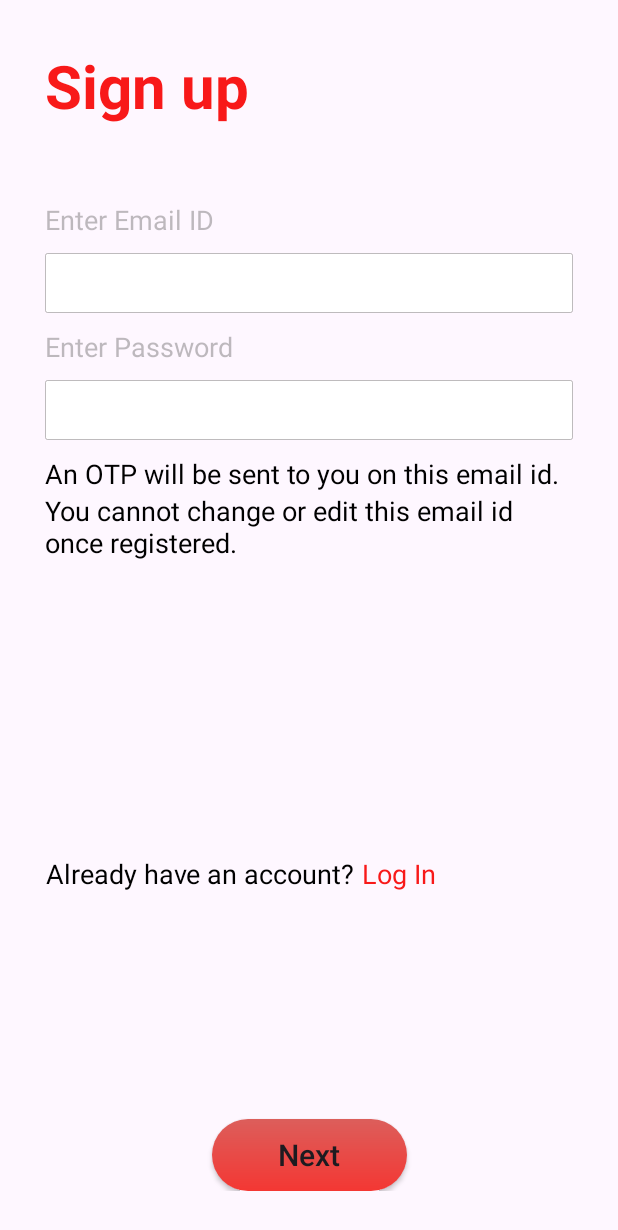
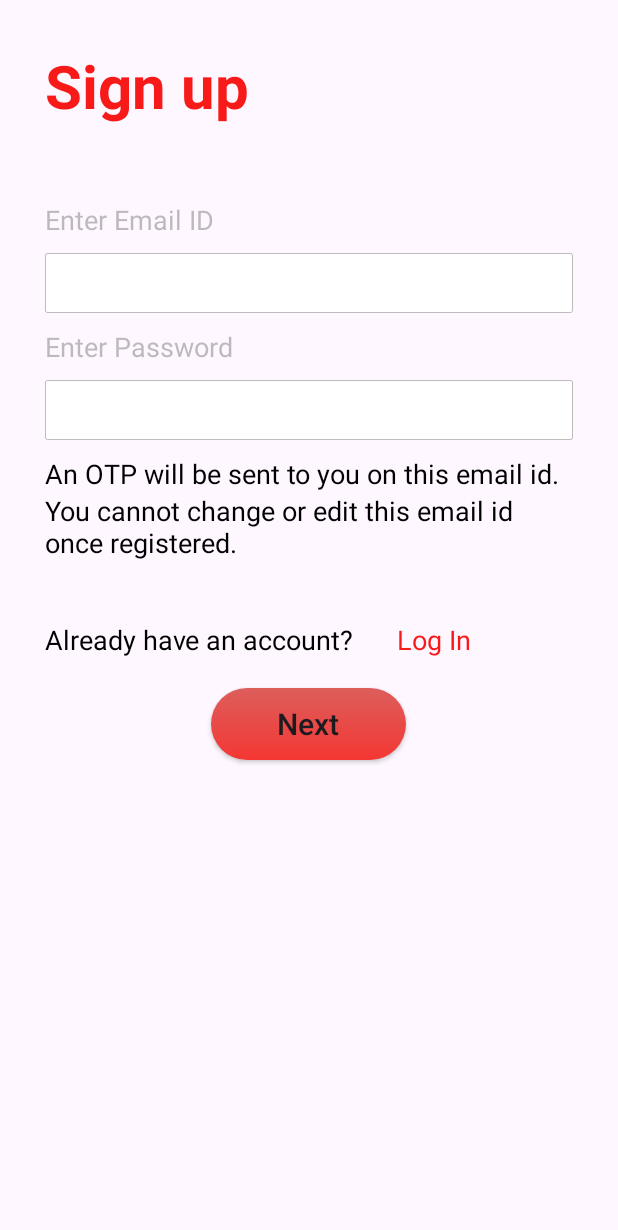
Before and after one commit to nehapatilMF/finalTodo, an Android app: the Register screen opened through its navigation route, on a phone screen of 412 x 824 dp. Shown: the top 1230 px of the screen. Run offline under Robolectric (Android 15) with nearby library versions, the phone set to English and light mode, and no system bars.

Commit message:
layout changes

```diff
--- a/app/src/main/java/com/example/todoapp/fragments/Login.kt
+++ b/app/src/main/java/com/example/todoapp/fragments/Login.kt
@@ -23,6 +23,9 @@ class Login : Fragment() {
         binding?.signup?.setOnClickListener{
             findNavController().navigate(R.id.navigate_from_login_to_register)
         }
+        binding?.buttonNext?.setOnClickListener{
+            findNavController().navigate(R.id.navigate_from_login_to_todoMain)
+        }
         return binding?.root
     }
 
--- a/app/src/main/res/layout/fragment_register.xml
+++ b/app/src/main/res/layout/fragment_register.xml
@@ -1,14 +1,15 @@
 <?xml version="1.0" encoding="utf-8"?>
-<androidx.constraintlayout.widget.ConstraintLayout xmlns:android="http://schemas.android.com/apk/res/android"
+<LinearLayout
+    xmlns:android="http://schemas.android.com/apk/res/android"
     xmlns:tools="http://schemas.android.com/tools"
     android:layout_width="match_parent"
     android:layout_height="match_parent"
-    xmlns:app="http://schemas.android.com/apk/res-auto"
     android:orientation="vertical"
-    android:layout_marginTop="30dp"
+    android:layout_gravity="center"
+    android:layout_marginTop="40dp"
     android:padding="30dp"
-    android:layout_marginBottom="90dp"
     tools:context=".fragments.Register">
+
     <androidx.appcompat.widget.AppCompatTextView
         android:id="@+id/signup"
         android:text="@string/signup"
@@ -17,11 +18,8 @@
         android:textColor="@color/red"
         android:layout_width="match_parent"
         android:layout_height="wrap_content"
-        android:layout_marginBottom="50dp"
-        app:layout_constraintTop_toTopOf="parent"
-        app:layout_constraintStart_toStartOf="parent"
-        app:layout_constraintEnd_toEndOf="parent"
-        app:layout_constraintBottom_toTopOf="@+id/tv_enter_email"/>
+        android:layout_marginBottom="50dp"/>
+
     <androidx.appcompat.widget.AppCompatTextView
         android:id="@+id/tv_enter_email"
         android:layout_width="match_parent"
@@ -29,11 +27,8 @@
         android:textColor="@color/light_gray"
         android:text="@string/email"
         android:textSize="18sp"
-        android:layout_marginBottom="10dp"
-        app:layout_constraintStart_toStartOf="parent"
-        app:layout_constraintEnd_toEndOf="parent"
-        app:layout_constraintTop_toBottomOf="@+id/signup"
-        app:layout_constraintBottom_toTopOf="@+id/editTextEmail"/>
+        android:layout_marginBottom="10dp"/>
+
     <androidx.appcompat.widget.AppCompatEditText
         android:id="@+id/editTextEmail"
         android:layout_width="match_parent"
@@ -43,11 +38,7 @@
         android:layout_marginBottom="10dp"
         android:background="@drawable/edittext_no_underline"
         android:importantForAccessibility="yes"
-        tools:ignore="VisualLintTextFieldSize"
-        app:layout_constraintStart_toStartOf="parent"
-        app:layout_constraintEnd_toEndOf="parent"
-        app:layout_constraintTop_toBottomOf="@+id/tv_enter_email"
-        app:layout_constraintBottom_toTopOf="@+id/tv_enter_password"/>
+        tools:ignore="VisualLintTextFieldSize"/>
     <androidx.appcompat.widget.AppCompatTextView
         android:id="@+id/tv_enter_password"
         android:layout_width="match_parent"
@@ -55,11 +46,8 @@
         android:textColor="@color/light_gray"
         android:text="@string/password"
         android:textSize="18sp"
-        android:layout_marginBottom="10dp"
-        app:layout_constraintStart_toStartOf="parent"
-        app:layout_constraintEnd_toEndOf="parent"
-        app:layout_constraintTop_toBottomOf="@+id/editTextEmail"
-        app:layout_constraintBottom_toTopOf="@+id/editTextPassword"/>
+        android:layout_marginBottom="10dp"/>
+
     <androidx.appcompat.widget.AppCompatEditText
         android:id="@+id/editTextPassword"
         android:layout_width="match_parent"
@@ -69,59 +57,44 @@
         android:importantForAutofill="no"
         android:layout_marginBottom="10dp"
         android:background="@drawable/edittext_no_underline"
-        tools:ignore="VisualLintTextFieldSize"
-        app:layout_constraintStart_toStartOf="parent"
-        app:layout_constraintEnd_toEndOf="parent"
-        app:layout_constraintTop_toBottomOf="@id/tv_enter_password"
-        app:layout_constraintBottom_toTopOf="@+id/txt3"/>
+        tools:ignore="VisualLintTextFieldSize"/>
+
     <androidx.appcompat.widget.AppCompatTextView
         android:id="@+id/txt3"
         android:layout_width="match_parent"
         android:layout_height="wrap_content"
         android:textColor="@color/black"
         android:text="@string/otp_txt"
-        android:textSize="18sp"
-        app:layout_constraintStart_toStartOf="parent"
-        app:layout_constraintEnd_toEndOf="parent"
-        app:layout_constraintTop_toBottomOf="@+id/editTextPassword"
-        app:layout_constraintBottom_toTopOf="@+id/txt4"/>
+        android:textSize="18sp"/>
+
     <androidx.appcompat.widget.AppCompatTextView
         android:id="@+id/txt4"
         android:layout_width="match_parent"
         android:layout_height="wrap_content"
         android:textColor="@color/black"
+        android:layout_marginBottom="40dp"
         android:text="@string/edit_email_txt"
-        android:textSize="18sp"
-        android:layout_marginBottom="100dp"
-        app:layout_constraintStart_toStartOf="parent"
-        app:layout_constraintEnd_toEndOf="parent"
-        app:layout_constraintTop_toBottomOf="@+id/txt3"/>
+        android:textSize="18sp"/>
+    <LinearLayout
+        android:layout_width="match_parent"
+        android:layout_height="wrap_content">
         <androidx.appcompat.widget.AppCompatTextView
             android:id="@+id/txt5"
-        android:layout_width="210dp"
-        android:layout_height="50dp"
-        android:layout_marginTop="80dp"
-        android:layout_marginBottom="10dp"
+            android:layout_width="0dp"
+            android:layout_height="wrap_content"
+            android:layout_weight="2"
             android:text="@string/already_have_account"
             android:textColor="@color/black"
-        android:textSize="18sp"
-        app:layout_constraintBottom_toTopOf="@+id/buttonNext"
-        app:layout_constraintEnd_toStartOf="@+id/login"
-        app:layout_constraintStart_toStartOf="parent"
-        app:layout_constraintTop_toBottomOf="@+id/txt4" />
+            android:textSize="18sp" />
         <androidx.appcompat.widget.AppCompatTextView
             android:id="@+id/login"
-        android:layout_width="140dp"
-        android:layout_height="50dp"
+            android:layout_width="0dp"
+            android:layout_height="wrap_content"
+            android:layout_weight="1"
+            android:text="@string/log_in"
             android:textColor="@color/red"
-        android:text="@string/log_in"
-        android:textSize="18sp"
-        android:layout_marginTop="80dp"
-        android:layout_marginBottom="10dp"
-        app:layout_constraintStart_toEndOf="@id/txt5"
-        app:layout_constraintEnd_toEndOf="parent"
-        app:layout_constraintTop_toBottomOf="@+id/txt4"
-        app:layout_constraintBottom_toTopOf="@+id/buttonNext"/>
+            android:textSize="18sp"/>
+    </LinearLayout>
     <androidx.appcompat.widget.AppCompatButton
         android:id="@+id/buttonNext"
         android:layout_width="130dp"
@@ -130,11 +103,8 @@
         android:importantForAccessibility="yes"
         android:text="@string/Next"
         android:textSize="20sp"
+        android:layout_marginTop="20dp"
         android:textAllCaps="false"
-        android:layout_marginTop="20dp"
         android:layout_gravity="center"
-        tools:ignore="RedundantDescriptionCheck"
-        app:layout_constraintStart_toStartOf="parent"
-        app:layout_constraintEnd_toEndOf="parent"
-        app:layout_constraintBottom_toBottomOf="parent"/>
-   </androidx.constraintlayout.widget.ConstraintLayout>
+        tools:ignore="RedundantDescriptionCheck"/>
+</LinearLayout>
```
Also changed, not shown: app/src/main/res/layout/fragment_intro.xml (+33 -50 lines), app/src/main/res/layout/fragment_login.xml (+27 -46 lines). Lines whose indentation alone changed are shown as unchanged.
